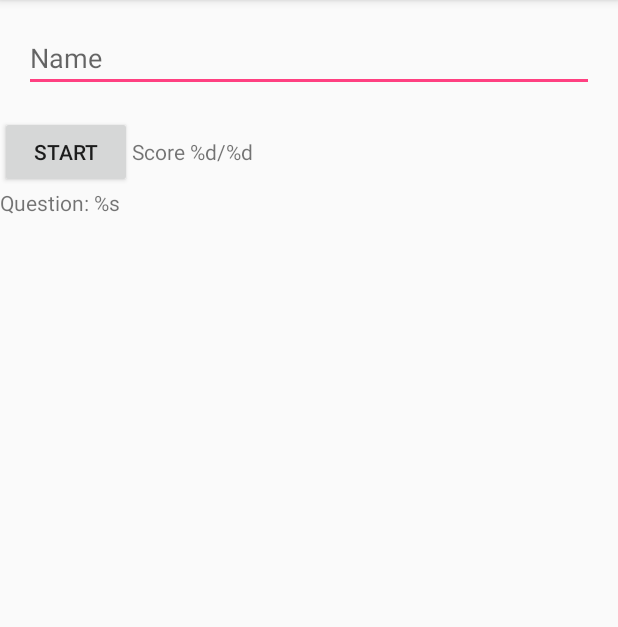
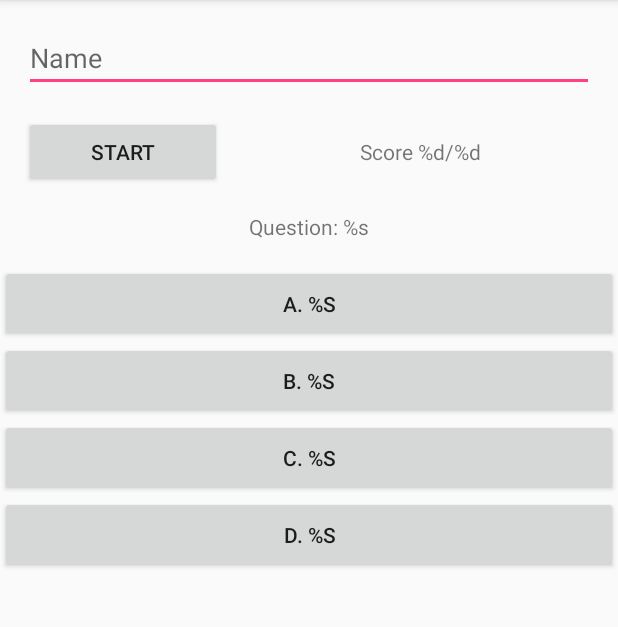
Before and after one commit to jrforbes24/the_quiz_app, an Android app: the screen it shows after launch (MainActivity), on a phone screen of 412 x 824 dp, the part 84-711 px from its top. Run offline under Robolectric (Android 15) with nearby library versions, the phone set to English and light mode, and no system bars.

Commit message:
worked some more on the xml layout and the strings need to fix buttons to display all

```diff
--- a/app/src/main/res/layout/activity_main.xml
+++ b/app/src/main/res/layout/activity_main.xml
@@ -8,39 +8,76 @@
 
     <LinearLayout
         android:layout_width="match_parent"
-        android:layout_height="match_parent"
+        android:layout_height="wrap_content"
         android:orientation="vertical">
 
         <EditText
             android:id="@+id/the_name"
             android:layout_width="match_parent"
-            android:layout_height="match_parent"
+            android:layout_height="0dp"
+            android:layout_weight="2"
             android:hint="@string/hint_name"
-            android:layout_margin="16dp"
+            android:layout_margin="16sp"
             android:inputType="textCapWords"/>
 
         <LinearLayout
             android:layout_width="match_parent"
-            android:layout_height="match_parent"
+            android:layout_height="0dp"
+            android:layout_weight="2"
             android:orientation="horizontal">
 
             <Button
-                android:layout_width="wrap_content"
+                android:layout_width="0dp"
+                android:layout_weight="1"
                 android:layout_height="wrap_content"
+                android:layout_marginLeft="16sp"
                 android:text="@string/start_button"/>
 
             <TextView
-                android:layout_width="wrap_content"
+                android:layout_width="0dp"
                 android:layout_height="wrap_content"
+                android:layout_weight="2"
+                android:textAlignment="center"
                 android:text="@string/quiz_score"/>
         </LinearLayout>
 
         <TextView
             android:layout_width="match_parent"
-            android:layout_height="match_parent"
+            android:layout_height="0dp"
+            android:layout_weight="3"
+            android:textAlignment="center"
+            android:gravity="center_vertical"
+            android:layout_margin="16sp"
             android:text="@string/the_question"/>
+        <Button
+            android:id="@+id/one_button"
+            android:layout_width="match_parent"
+            android:layout_height="0dp"
+            android:layout_weight="2.25"
+            android:padding="16sp"
+            android:text="@string/one_answer"/>
+        <Button
+            android:id="@+id/two_button"
+            android:layout_width="match_parent"
+            android:layout_height="0dp"
+            android:layout_weight="2.25"
+            android:padding="16sp"
+            android:text="@string/two_answer"/>
+        <Button
+            android:id="@+id/three_button"
+            android:layout_width="match_parent"
+            android:layout_height="0dp"
+            android:layout_weight="2.25"
+            android:padding="16sp"
+            android:text="@string/three_answer"/>
 
-
+        <Button
+            android:id="@+id/four_button"
+            android:layout_width="match_parent"
+            android:layout_height="0dp"
+            android:layout_weight="2.25"
+            android:padding="16sp"
+            android:text="@string/four_answer" />
 
     </LinearLayout>
 
--- a/app/src/main/res/values/strings.xml
+++ b/app/src/main/res/values/strings.xml
@@ -8,4 +8,13 @@
     <string name="quiz_score">Score <xliff:g example="5" id="number_right">%d</xliff:g>/<xliff:g example="10" id="number_possible">%d</xliff:g></string>
     <!--Question text field - Example: Question: What is the highest mountain in the world? -->
     <string name="the_question">Question: <xliff:g example="How many wars did Colonel Potter fight in?" id="question_text">%s</xliff:g></string>
+    <!--Answer field 1 this will hold the first possible answer Example:  A. one-->
+    <string name="one_answer">A. <xliff:g example="one" id="one_answer">%s</xliff:g></string>
+    <!--Answer field 2 this will hold the second possible answer Example:  B. twelve-->
+    <string name="two_answer">B. <xliff:g example="twelve" id="two_answer">%s</xliff:g></string>
+    <!--Answer field 3 this will hold the third possible answer Example:  C. two-->
+    <string name="three_answer">C. <xliff:g example="two" id="three_answer">%s</xliff:g></string>
+    <!--Answer field 4 this will hold the third possible answer Example:  D. five-->
+    <string name="four_answer">D. <xliff:g example="five" id="four_answer">%s</xliff:g></string>
+    <!---->
 </resources>
```
